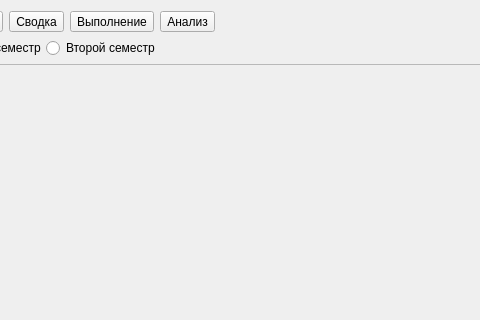
Qt form client/src/print/printform.ui (rainovskyqt/teacher_plan) before a commit; both pictures show x 83 to 563 and y 0 to 320 of the 729 by 764 pixel window.
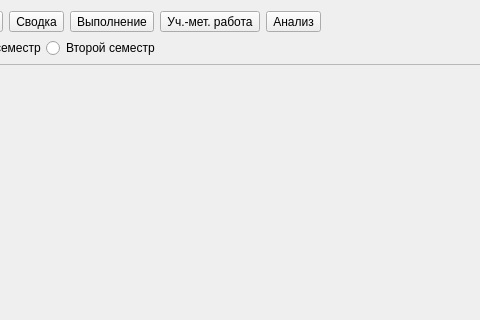
The same form after that commit.

Patch:
```diff
--- a/client/src/print/printform.ui
+++ b/client/src/print/printform.ui
@@ -37,6 +37,13 @@
        </property>
       </widget>
      </item>
+     <item>
+      <widget class="QToolButton" name="btn_workMethodic">
+       <property name="text">
+        <string>Уч.-мет. работа</string>
+       </property>
+      </widget>
+     </item>
      <item>
       <widget class="QToolButton" name="btn_analisis">
        <property name="text">
```
